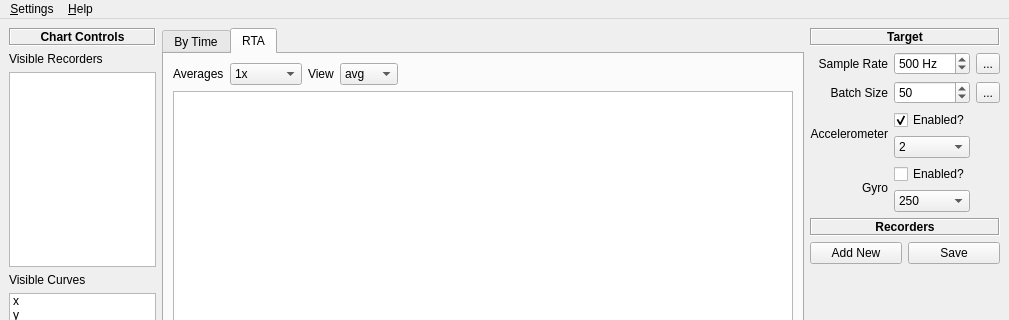
First picture: the form in src/main/python/ui/app.ui, repository 3ll3d00d/qvibe-analyser, before the edit; both pictures show x 0 to 1009 and y 0 to 320 of the 1009 by 679 pixel window.
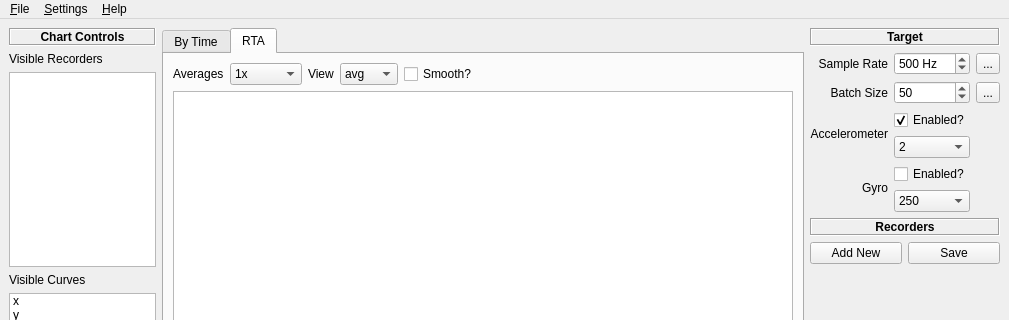
Second picture: the form after the edit. The open tabs and pages were chosen to show the change. Custom widgets are drawn as their Qt base class.

```diff
--- a/src/main/python/ui/app.ui
+++ b/src/main/python/ui/app.ui
@@ -338,6 +338,13 @@
               </item>
              </widget>
             </item>
+            <item>
+             <widget class="QCheckBox" name="smoothRta">
+              <property name="text">
+               <string>Smooth?</string>
+              </property>
+             </widget>
+            </item>
             <item>
              <spacer name="horizontalSpacer_2">
               <property name="orientation">
@@ -635,6 +642,13 @@
     <addaction name="actionShow_Logs"/>
     <addaction name="actionRelease_Notes"/>
    </widget>
+   <widget class="QMenu" name="menu_File">
+    <property name="title">
+     <string>&amp;File</string>
+    </property>
+    <addaction name="actionSave_Chart"/>
+   </widget>
+   <addaction name="menu_File"/>
    <addaction name="menuSettings"/>
    <addaction name="menu_Help"/>
   </widget>
```
Left out of the diff: 10 changed lines with no effect on the pictures.
